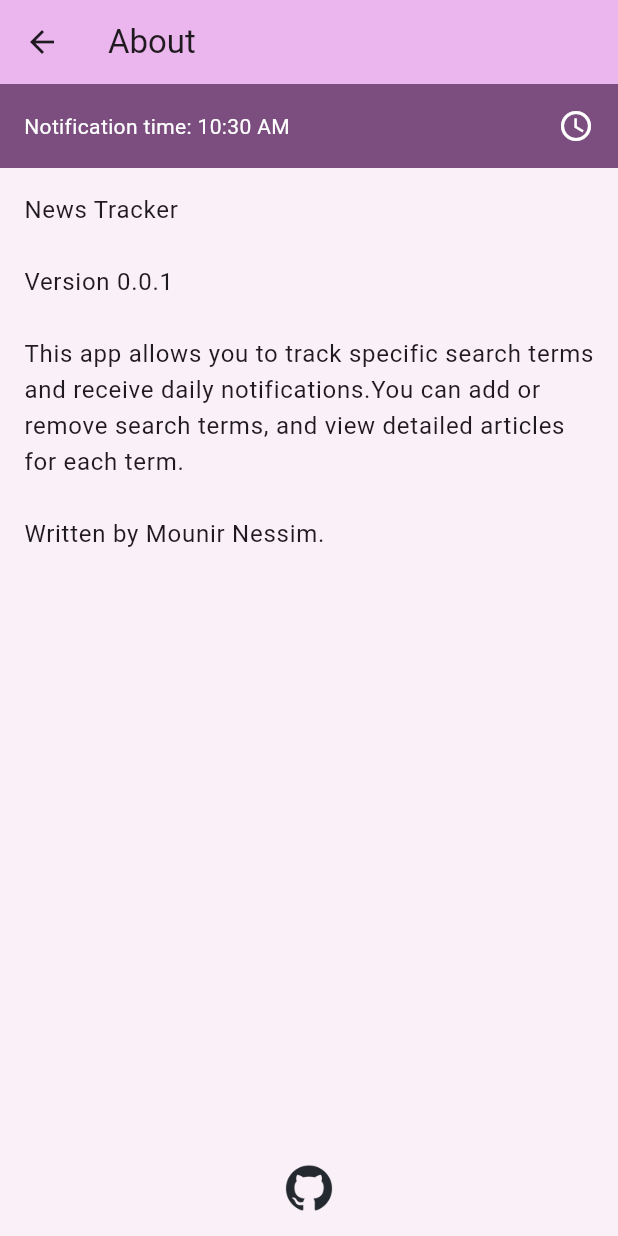
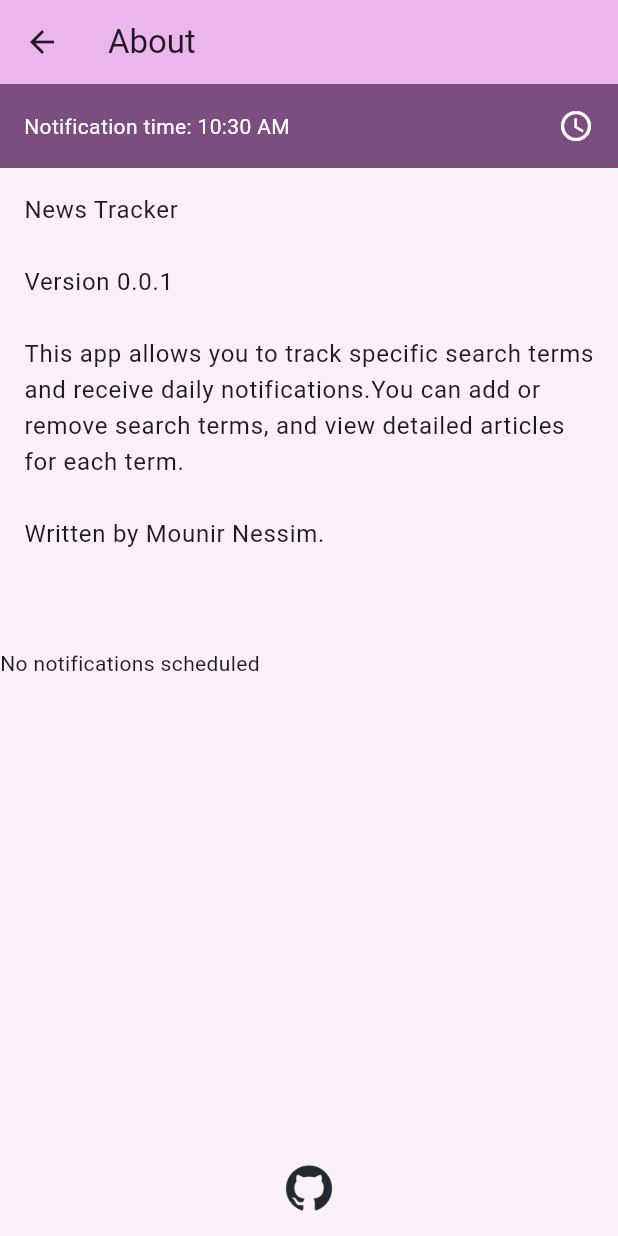
Before and after one commit to mmnessim/news_tracker_flutter, a Flutter app: the screen it shows after launch, in the side drawer, after a tap on "About", on a phone screen of 412 x 824 dp. Run offline on Flutter 3.47's test engine with Material 3 defaults, Android fonts, the phone set to English and light mode, and no system bars; our stand-ins replace flutter_dotenv, flutter_local_notifications, flutter_riverpod, permission_handler, shared_preferences, timezone.

Commit message:
Add notificationProvider and add notification debug info on About screen

```diff
--- a/lib/about.dart
+++ b/lib/about.dart
@@ -1,5 +1,6 @@
 import 'package:flutter/material.dart';
 import 'package:news_tracker/utils/preferences.dart';
+import 'package:news_tracker/widgets/notification_details.dart';
 import 'package:news_tracker/widgets/time_picker_row.dart';
 import 'package:url_launcher/url_launcher.dart';
 
@@ -46,6 +47,7 @@ class _AboutPageState extends State<AboutPage> {
                 style: Theme.of(context).textTheme.bodyLarge,
               ),
             ),
+            NotificationDetails(),
             const Spacer(),
             InkWell(
               onTap: () async {
--- /dev/null
+++ b/lib/providers/notification_provider.dart
@@ -0,0 +1,19 @@
+import 'dart:async';
+
+import 'package:flutter_local_notifications/flutter_local_notifications.dart';
+import 'package:flutter_riverpod/flutter_riverpod.dart';
+import 'package:news_tracker/utils/notifications/pending_notifications.dart';
+
+class NotificationNotifier
+    extends AsyncNotifier<List<PendingNotificationRequest>> {
+  @override
+  FutureOr<List<PendingNotificationRequest>> build() async {
+    return await getPendingNotifications();
+  }
+}
+
+final notificationProvider =
+    AsyncNotifierProvider<
+      NotificationNotifier,
+      List<PendingNotificationRequest>
+    >(NotificationNotifier.new);
--- a/lib/widgets/notification_details.dart
+++ b/lib/widgets/notification_details.dart
@@ -1,13 +1,48 @@
 import 'dart:convert';
 
 import 'package:flutter/material.dart';
+import 'package:flutter_riverpod/flutter_riverpod.dart';
 import 'package:intl/intl.dart';
+import 'package:news_tracker/providers/notification_provider.dart';
 import 'package:news_tracker/utils/notifications/pending_notifications.dart';
 
-class NotificationDetails extends StatelessWidget {
+class NotificationDetails extends ConsumerWidget {
+  @override
+  Widget build(BuildContext context, WidgetRef ref) {
+    final notificationAsync = ref.watch(notificationProvider);
+    return Row(
+      children: [
+        notificationAsync.when(
+          loading: () => CircularProgressIndicator(),
+          error: (err, stack) => Text('Error: $err'),
+          data: (notifications) {
+            for (var n in notifications) {
+              return Expanded(
+                child: Padding(
+                  padding: const EdgeInsets.all(8.0),
+                  child: Text(
+                    'ID: ${n.id}\nPayload: ${n.payload}\nTitle: ${n.title}',
+                  ),
+                ),
+              );
+            }
+
+            if (notifications.isEmpty) {
+              return Text('No notifications scheduled');
+            } else {
+              return SizedBox(width: 1);
+            }
+          },
+        ),
+      ],
+    );
+  }
+}
+
+class _NotificationDetails extends StatelessWidget {
   final int id;
 
-  const NotificationDetails({super.key, required this.id});
+  const _NotificationDetails({super.key, required this.id});
 
   String _formatIso(String iso) {
     try {
```
